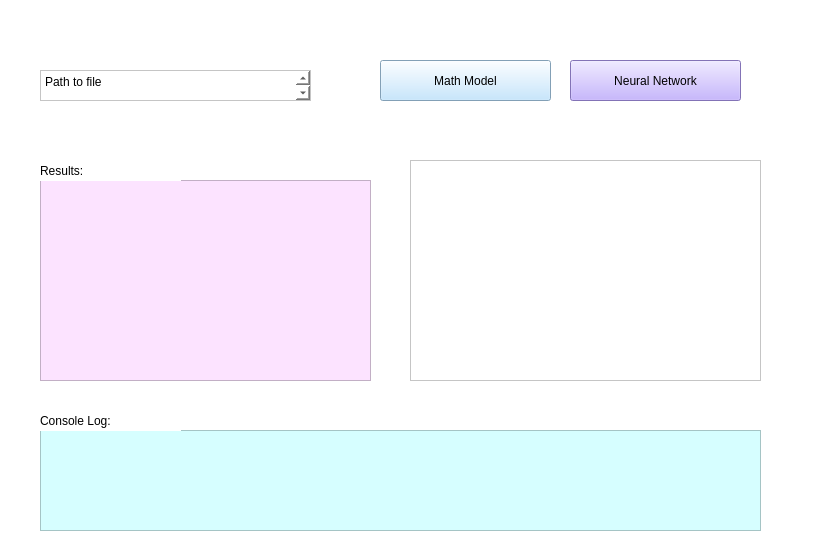
Qt form gui/bmeGUI.ui (sapereir/BMEDesign) before a commit.
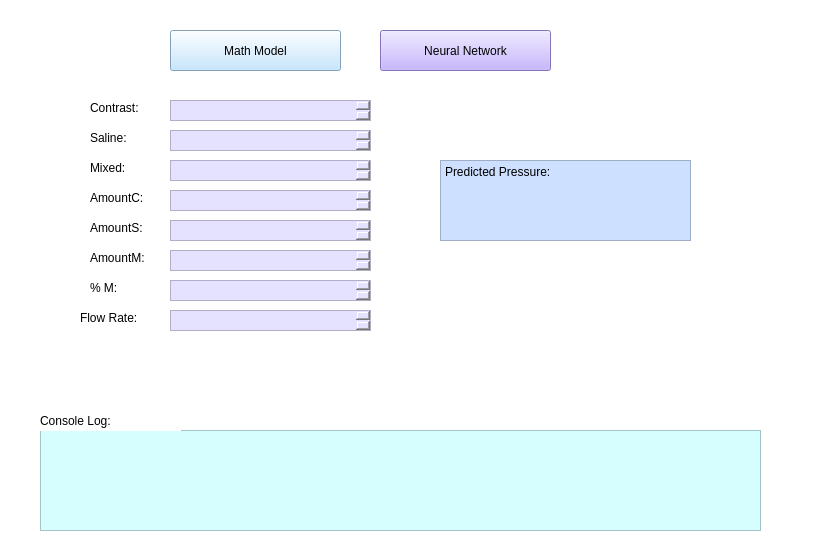
The same form after that commit. The open tabs and pages were chosen to show the change.

```diff
--- a/gui/bmeGUI.ui
+++ b/gui/bmeGUI.ui
@@ -23,8 +23,8 @@
    <widget class="QPushButton" name="simulateNN">
     <property name="geometry">
      <rect>
-      <x>570</x>
-      <y>60</y>
+      <x>380</x>
+      <y>30</y>
       <width>171</width>
       <height>41</height>
      </rect>
@@ -42,8 +42,8 @@
    <widget class="QPushButton" name="simulateMathModel">
     <property name="geometry">
      <rect>
-      <x>380</x>
-      <y>60</y>
+      <x>170</x>
+      <y>30</y>
       <width>171</width>
       <height>41</height>
      </rect>
@@ -58,43 +58,6 @@
      <string>Math Model</string>
     </property>
    </widget>
-   <widget class="QGraphicsView" name="lineGraphView">
-    <property name="geometry">
-     <rect>
-      <x>410</x>
-      <y>160</y>
-      <width>351</width>
-      <height>221</height>
-     </rect>
-    </property>
-   </widget>
-   <widget class="QPlainTextEdit" name="inputFile">
-    <property name="geometry">
-     <rect>
-      <x>40</x>
-      <y>70</y>
-      <width>271</width>
-      <height>31</height>
-     </rect>
-    </property>
-    <property name="plainText">
-     <string>Path to file
-</string>
-    </property>
-   </widget>
-   <widget class="QPlainTextEdit" name="results_log">
-    <property name="geometry">
-     <rect>
-      <x>40</x>
-      <y>180</y>
-      <width>331</width>
-      <height>201</height>
-     </rect>
-    </property>
-    <property name="styleSheet">
-     <string notr="true">background-color: rgb(252, 227, 255);</string>
-    </property>
-   </widget>
    <widget class="QPlainTextEdit" name="console_log">
     <property name="geometry">
      <rect>
@@ -121,18 +84,360 @@
      <string>Console Log:</string>
     </property>
    </widget>
-   <widget class="QLabel" name="label_2">
+   <widget class="QStackedWidget" name="stackedWidget_2">
     <property name="geometry">
      <rect>
-      <x>40</x>
-      <y>160</y>
-      <width>141</width>
-      <height>21</height>
+      <x>20</x>
+      <y>120</y>
+      <width>731</width>
+      <height>261</height>
      </rect>
     </property>
-    <property name="text">
-     <string>Results:</string>
+    <widget class="QWidget" name="page_3"/>
+    <widget class="QWidget" name="page_4"/>
+   </widget>
+   <widget class="QStackedWidget" name="stackedWidget">
+    <property name="geometry">
+     <rect>
+      <x>30</x>
+      <y>90</y>
+      <width>741</width>
+      <height>301</height>
+     </rect>
     </property>
+    <property name="styleSheet">
+     <string notr="true"/>
+    </property>
+    <property name="currentIndex">
+     <number>1</number>
+    </property>
+    <widget class="QWidget" name="page">
+     <widget class="QPlainTextEdit" name="constrastInput">
+      <property name="geometry">
+       <rect>
+        <x>140</x>
+        <y>10</y>
+        <width>201</width>
+        <height>21</height>
+       </rect>
+      </property>
+      <property name="styleSheet">
+       <string notr="true">background-color: rgb(229, 226, 255);</string>
+      </property>
+     </widget>
+     <widget class="QLabel" name="label_3">
+      <property name="geometry">
+       <rect>
+        <x>60</x>
+        <y>10</y>
+        <width>60</width>
+        <height>16</height>
+       </rect>
+      </property>
+      <property name="text">
+       <string>Contrast:</string>
+      </property>
+     </widget>
+     <widget class="QPlainTextEdit" name="salineInput">
+      <property name="geometry">
+       <rect>
+        <x>140</x>
+        <y>40</y>
+        <width>201</width>
+        <height>21</height>
+       </rect>
+      </property>
+      <property name="styleSheet">
+       <string notr="true">background-color: rgb(229, 226, 255);</string>
+      </property>
+     </widget>
+     <widget class="QLabel" name="label_4">
+      <property name="geometry">
+       <rect>
+        <x>60</x>
+        <y>40</y>
+        <width>60</width>
+        <height>16</height>
+       </rect>
+      </property>
+      <property name="text">
+       <string>Saline:</string>
+      </property>
+     </widget>
+     <widget class="QLabel" name="label_5">
+      <property name="geometry">
+       <rect>
+        <x>60</x>
+        <y>70</y>
+        <width>60</width>
+        <height>16</height>
+       </rect>
+      </property>
+      <property name="text">
+       <string>Mixed:</string>
+      </property>
+     </widget>
+     <widget class="QLabel" name="label_6">
+      <property name="geometry">
+       <rect>
+        <x>60</x>
+        <y>100</y>
+        <width>60</width>
+        <height>16</height>
+       </rect>
+      </property>
+      <property name="text">
+       <string>AmountC:</string>
+      </property>
+     </widget>
+     <widget class="QPlainTextEdit" name="mixedInput">
+      <property name="geometry">
+       <rect>
+        <x>140</x>
+        <y>70</y>
+        <width>201</width>
+        <height>21</height>
+       </rect>
+      </property>
+      <property name="styleSheet">
+       <string notr="true">background-color: rgb(229, 226, 255);</string>
+      </property>
+     </widget>
+     <widget class="QPlainTextEdit" name="amountCInput">
+      <property name="geometry">
+       <rect>
+        <x>140</x>
+        <y>100</y>
+        <width>201</width>
+        <height>21</height>
+       </rect>
+      </property>
+      <property name="styleSheet">
+       <string notr="true">background-color: rgb(229, 226, 255);</string>
+      </property>
+     </widget>
+     <widget class="QPlainTextEdit" name="amountSInput">
+      <property name="geometry">
+       <rect>
+        <x>140</x>
+        <y>130</y>
+        <width>201</width>
+        <height>21</height>
+       </rect>
+      </property>
+      <property name="styleSheet">
+       <string notr="true">background-color: rgb(229, 226, 255);</string>
+      </property>
+     </widget>
+     <widget class="QLabel" name="label_7">
+      <property name="geometry">
+       <rect>
+        <x>60</x>
+        <y>160</y>
+        <width>60</width>
+        <height>16</height>
+       </rect>
+      </property>
+      <property name="text">
+       <string>AmountM: </string>
+      </property>
+     </widget>
+     <widget class="QLabel" name="label_8">
+      <property name="geometry">
+       <rect>
+        <x>60</x>
+        <y>130</y>
+        <width>60</width>
+        <height>16</height>
+       </rect>
+      </property>
+      <property name="text">
+       <string>AmountS: </string>
+      </property>
+     </widget>
+     <widget class="QPlainTextEdit" name="amountMInput">
+      <property name="geometry">
+       <rect>
+        <x>140</x>
+        <y>160</y>
+        <width>201</width>
+        <height>21</height>
+       </rect>
+      </property>
+      <property name="styleSheet">
+       <string notr="true">background-color: rgb(229, 226, 255);</string>
+      </property>
+     </widget>
+     <widget class="QPlainTextEdit" name="percentMInput">
+      <property name="geometry">
+       <rect>
+        <x>140</x>
+        <y>190</y>
+        <width>201</width>
+        <height>21</height>
+       </rect>
+      </property>
+      <property name="styleSheet">
+       <string notr="true">background-color: rgb(229, 226, 255);</string>
+      </property>
+     </widget>
+     <widget class="QLabel" name="label_9">
+      <property name="geometry">
+       <rect>
+        <x>60</x>
+        <y>190</y>
+        <width>60</width>
+        <height>16</height>
+       </rect>
+      </property>
+      <property name="text">
+       <string>% M: </string>
+      </property>
+     </widget>
+     <widget class="QPlainTextEdit" name="neuralNetResults">
+      <property name="geometry">
+       <rect>
+        <x>410</x>
+        <y>70</y>
+        <width>251</width>
+        <height>81</height>
+       </rect>
+      </property>
+      <property name="styleSheet">
+       <string notr="true">background-color: rgb(206, 224, 255);</string>
+      </property>
+      <property name="plainText">
+       <string>Predicted Pressure: </string>
+      </property>
+     </widget>
+     <widget class="QLabel" name="label_10">
+      <property name="geometry">
+       <rect>
+        <x>50</x>
+        <y>220</y>
+        <width>60</width>
+        <height>16</height>
+       </rect>
+      </property>
+      <property name="text">
+       <string>Flow Rate:</string>
+      </property>
+     </widget>
+     <widget class="QPlainTextEdit" name="flowRateInput">
+      <property name="geometry">
+       <rect>
+        <x>140</x>
+        <y>220</y>
+        <width>201</width>
+        <height>21</height>
+       </rect>
+      </property>
+      <property name="styleSheet">
+       <string notr="true">background-color: rgb(229, 226, 255);</string>
+      </property>
+     </widget>
+    </widget>
+    <widget class="QWidget" name="page_2">
+     <widget class="QGraphicsView" name="lineGraphView">
+      <property name="geometry">
+       <rect>
+        <x>380</x>
+        <y>40</y>
+        <width>351</width>
+        <height>221</height>
+       </rect>
+      </property>
+     </widget>
+     <widget class="QLabel" name="label_2">
+      <property name="geometry">
+       <rect>
+        <x>30</x>
+        <y>20</y>
+        <width>141</width>
+        <height>21</height>
+       </rect>
+      </property>
+      <property name="text">
+       <string>Results:</string>
+      </property>
+     </widget>
+     <widget class="QPushButton" name="runMatLabModel">
+      <property name="geometry">
+       <rect>
+        <x>100</x>
+        <y>50</y>
+        <width>161</width>
+        <height>31</height>
+       </rect>
+      </property>
+      <property name="autoFillBackground">
+       <bool>false</bool>
+      </property>
+      <property name="styleSheet">
+       <string notr="true">background-color: rgb(183, 224, 255);</string>
+      </property>
+      <property name="text">
+       <string>Run MatLab Model</string>
+      </property>
+     </widget>
+     <widget class="QPushButton" name="displayPressureGraph">
+      <property name="geometry">
+       <rect>
+        <x>90</x>
+        <y>100</y>
+        <width>181</width>
+        <height>31</height>
+       </rect>
+      </property>
+      <property name="autoFillBackground">
+       <bool>false</bool>
+      </property>
+      <property name="styleSheet">
+       <string notr="true">background-color: rgb(183, 224, 255);</string>
+      </property>
+      <property name="text">
+       <string>Display Prssure Graph</string>
+      </property>
+     </widget>
+     <widget class="QPushButton" name="displayFlowGraph">
+      <property name="geometry">
+       <rect>
+        <x>90</x>
+        <y>150</y>
+        <width>181</width>
+        <height>31</height>
+       </rect>
+      </property>
+      <property name="autoFillBackground">
+       <bool>false</bool>
+      </property>
+      <property name="styleSheet">
+       <string notr="true">background-color: rgb(183, 224, 255);</string>
+      </property>
+      <property name="text">
+       <string>Display Flow Graph</string>
+      </property>
+     </widget>
+     <widget class="QPushButton" name="displayQerr">
+      <property name="geometry">
+       <rect>
+        <x>90</x>
+        <y>200</y>
+        <width>181</width>
+        <height>31</height>
+       </rect>
+      </property>
+      <property name="autoFillBackground">
+       <bool>false</bool>
+      </property>
+      <property name="styleSheet">
+       <string notr="true">background-color: rgb(183, 224, 255);</string>
+      </property>
+      <property name="text">
+       <string>Display q_err</string>
+      </property>
+     </widget>
+    </widget>
    </widget>
   </widget>
   <widget class="QStatusBar" name="statusbar"/>
```
Left out of the diff: 3 changed lines with no effect on the pictures.
